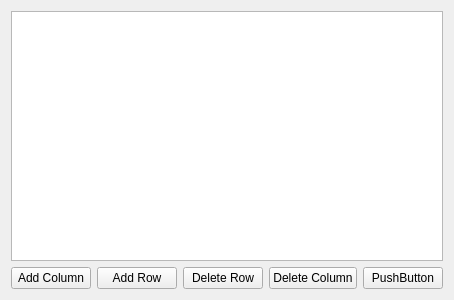
This is documentview.ui in JoseCM/TraceabilityMatrix as Qt 5 draws it before an edit. The edited form follows.
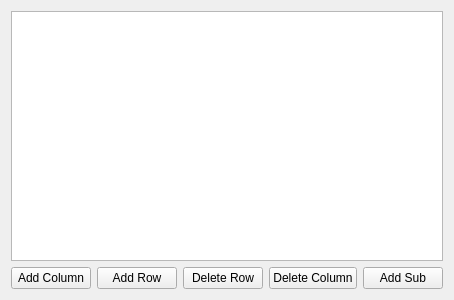
This is the edited form.

Commit message: po crl vzs dois

```diff
--- a/documentview.ui
+++ b/documentview.ui
@@ -6,7 +6,7 @@
    <rect>
     <x>0</x>
     <y>0</y>
-    <width>400</width>
+    <width>421</width>
     <height>300</height>
    </rect>
   </property>
@@ -57,7 +57,7 @@
      <item>
       <widget class="QPushButton" name="subButton">
        <property name="text">
-        <string>PushButton</string>
+        <string>Add Sub</string>
        </property>
       </widget>
      </item>
```
The commit also changes 2 other files.
